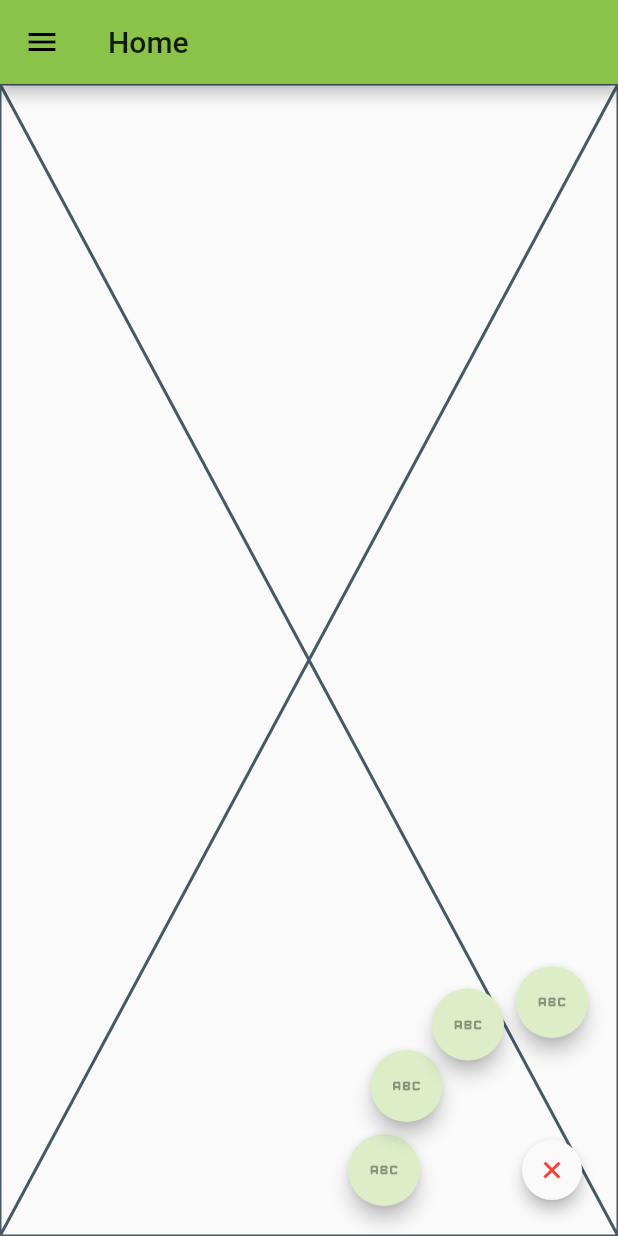
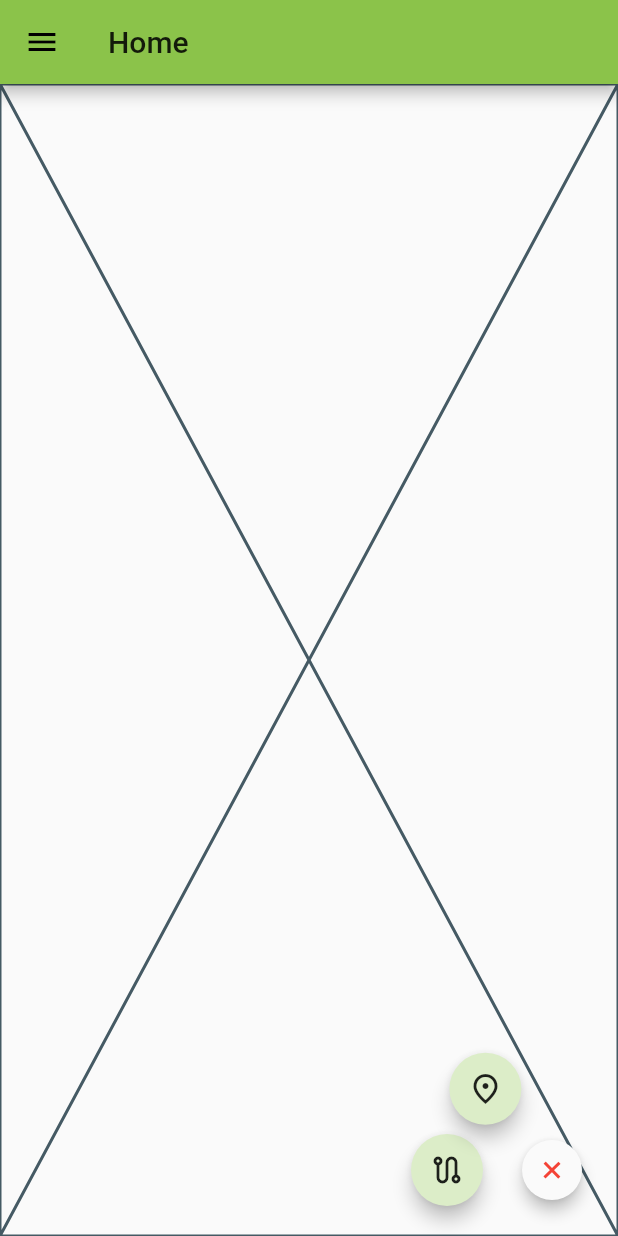
Before and after one commit to leopazgerez/agrostreetfindertwo, a Flutter app: the HomePage screen opened directly, after a tap on the "add" icon, on a phone screen of 412 x 824 dp. Run offline on Flutter 3.47's test engine with Material 2 defaults, Android fonts, the phone set to English and light mode, and no system bars; our stand-ins replace mvc_pattern; Roboto replaces fonts that are missing (Montserrat); project files that could hold a hidden picture were left out.

Commit message:
homePageController added

```diff
--- a/lib/main.dart
+++ b/lib/main.dart
@@ -39,7 +39,7 @@ class AgroStreetFinderApp extends StatelessWidget {
         //   headline3: TextStyle(fontWeight: FontWeight.bold),
         // )
       ),
-      home: const HomePage(),
+      home: const LoadFieldPage(),
     );
   }
 
--- a/lib/src/ui/pagecomponents/custom_expandable_button.dart
+++ b/lib/src/ui/pagecomponents/custom_expandable_button.dart
@@ -154,7 +154,6 @@ class _CustomExpandableButtonState extends State<CustomExpandableButton>
     return children;
   }
 }
-
 // Creo una clase personalizada para los botones que van a mostrarse en el stack
 class AnimationButton extends StatelessWidget {
   const AnimationButton({Key? key, this.onPressed, required this.icon})
@@ -176,7 +175,6 @@ class AnimationButton extends StatelessWidget {
   }
 }
 
-//
 class ExpandingButtonAction extends StatelessWidget {
   const ExpandingButtonAction(
       {Key? key,
@@ -196,7 +194,7 @@ class ExpandingButtonAction extends StatelessWidget {
       animation: progress,
       builder: (context, child) {
         final offset = Offset.fromDirection(
-          directionInDegrees * (math.pi / 180.0),
+          directionInDegrees * (math.pi / 320.0),
           progress.value * maxDistance,
         );
         return Positioned(
--- a/lib/src/ui/pages/home_page.dart
+++ b/lib/src/ui/pages/home_page.dart
@@ -1,25 +1,35 @@
 import 'package:agrostreetfindertwo/src/ui/pagecomponents/custom_expandable_button.dart';
+import 'package:agrostreetfindertwo/src/ui/pagecontrollers/home_page_controllers.dart';
 import 'package:flutter/material.dart';
+import 'package:mvc_pattern/mvc_pattern.dart';
 class HomePage extends StatefulWidget {
   const HomePage({Key? key}) : super(key: key);
 
   @override
-  State<HomePage> createState() => _HomePageState();
+  _HomePageState createState() => _HomePageState();
 }
 
-class _HomePageState extends State<HomePage> {
+class _HomePageState extends StateMVC<HomePage> {
+
+  final HomePageController _con = HomePageController.con;
+
   @override
   Widget build(BuildContext context) {
+
     return Scaffold(
       appBar: AppBar(
         title: Text('Home', style: Theme.of(context).textTheme.titleLarge),
       ),
       body: const Placeholder(),
-      floatingActionButton: const CustomExpandableButton(distance: 112, children: [
-        AnimationButton(icon: Icon(Icons.abc_rounded)),
-        AnimationButton(icon: Icon(Icons.abc_rounded)),
-        AnimationButton(icon: Icon(Icons.abc_rounded)),
-        AnimationButton(icon: Icon(Icons.abc_rounded)),
+      floatingActionButton: CustomExpandableButton(distance: 70, children: [
+        AnimationButton(
+          icon: const Icon(Icons.route_outlined),
+          onPressed: () => _con.goToLoadFieldPage(context),
+        ),
+        AnimationButton(
+          icon: const Icon(Icons.place_outlined),
+          onPressed: () => _con.goToLoadPointPage(context) ,
+       ),
       ],),
       drawer: _drawer(),
     );
--- a/pubspec.yaml
+++ b/pubspec.yaml
@@ -31,6 +31,7 @@ environment:
 dependencies:
   flutter:
     sdk: flutter
+  mvc_pattern: ^7.3.3
 
 
   # The following adds the Cupertino Icons font to your application.
```
Also changed, not shown: lib/src/ui/pagecontrollers/home_page_controllers.dart (added, +42 -0 lines), lib/src/ui/pagecontrollers/load_field_page_controllers.dart (added, +14 -0 lines), lib/src/ui/pages/load_field_page.dart (+10 -0 lines), lib/src/ui/pages/load_point_page.dart (+55 -0 lines), lib/src/ui/pagecontrollers/load_field_screen_controllers.dart (deleted), lib/src/ui/pagecontrollers/load_track_page_controllers.dart (added), lib/src/ui/pagecontrollers/load_track_screen_controllers.dart (deleted), lib/src/ui/pagecontrollers/map_screen_controllers.dart (deleted), pubspec.lock.
